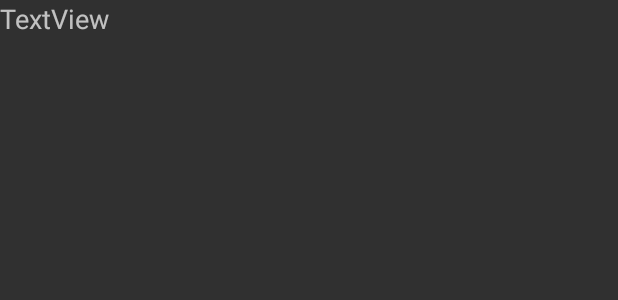
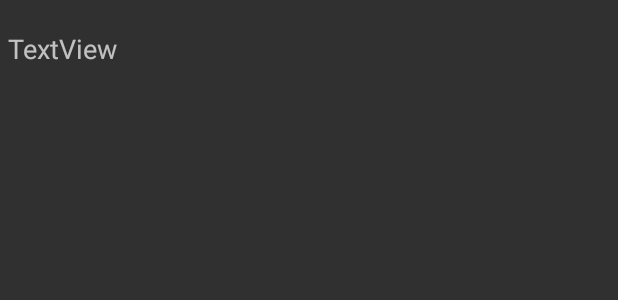
Before and after one commit to monishaMaryMathew/Sloshed, an Android app: the layout listview_row.xml on its own in the app's theme, with its tools: preview values and no code run, on a phone screen of 412 x 824 dp. Shown: the top 300 px of the screen. Run offline under Robolectric (Android 15) with nearby library versions, the phone set to English and light mode, and no system bars.

Commit message:
Tips styling modified

```diff
--- a/app/src/main/res/layout/listview_row.xml
+++ b/app/src/main/res/layout/listview_row.xml
@@ -1,15 +1,17 @@
 <?xml version="1.0" encoding="utf-8"?>
-<LinearLayout xmlns:android="http://schemas.android.com/apk/res/android"
+<RelativeLayout xmlns:android="http://schemas.android.com/apk/res/android"
     android:layout_width="match_parent"
     android:layout_height="wrap_content"
-    android:orientation="horizontal">
+    android:minHeight="65dp"
+    android:orientation="horizontal"
+    android:padding="5dp">
 
     <TextView
         android:id="@+id/titleTextView"
         android:layout_width="wrap_content"
         android:layout_height="wrap_content"
-        android:layout_weight="1"
+        android:layout_centerVertical="true"
         android:gravity="center_vertical"
         android:text="TextView"
         android:textSize="18sp" />
-</LinearLayout>
+</RelativeLayout>
```
Also changed, not shown: app/src/main/java/com/monisha/samples/sloshed/fragments/TipsFragment.java (+37 -34 lines).
